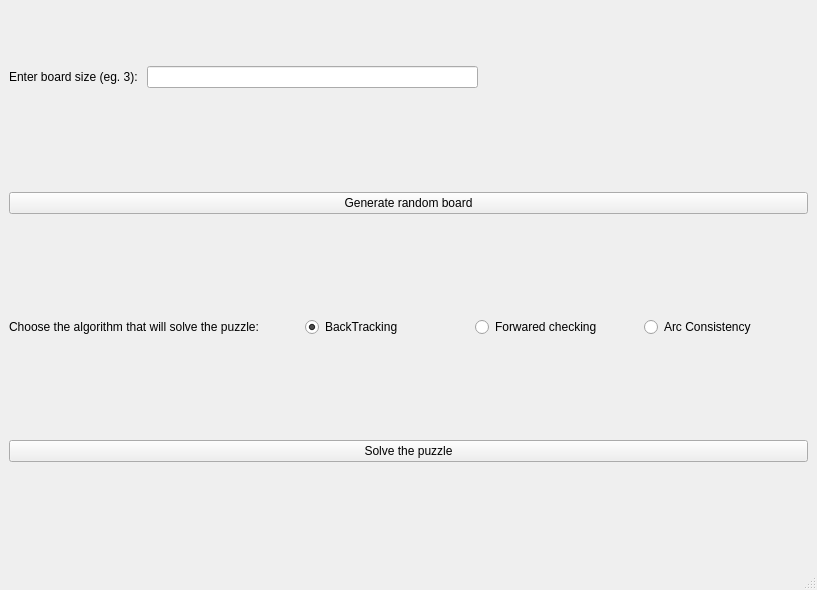
First picture: the form in ui.ui, repository ZiadAlMoqamar/kenken-game, before the edit.
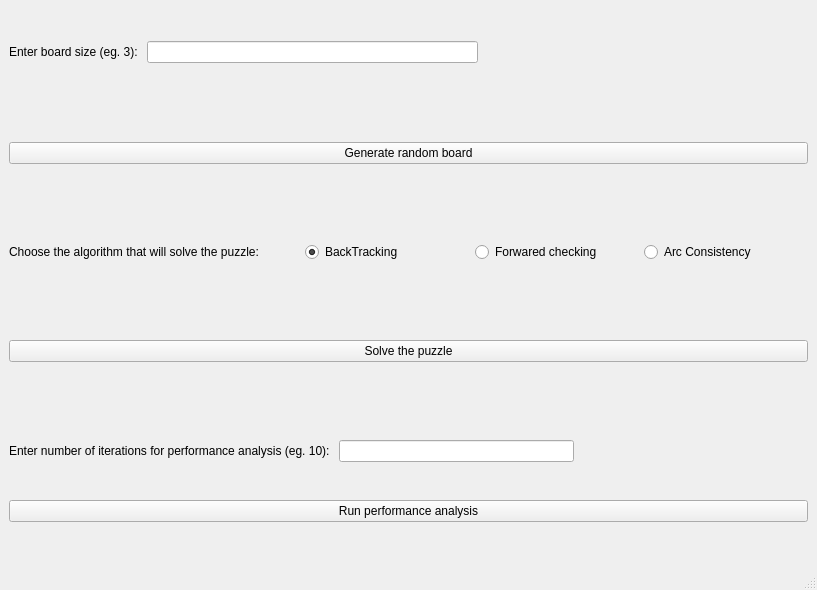
Second picture: the form after the edit.

Commit message: Drawing performance analysis line edit

Diff of the .ui file:
```diff
--- a/ui.ui
+++ b/ui.ui
@@ -100,6 +100,40 @@
         </property>
        </spacer>
       </item>
+      <item row="9" column="0">
+       <layout class="QHBoxLayout" name="performanceAnalysisHorizontalLayout">
+        <item>
+         <widget class="QLabel" name="enterNumberOfIterationsLabel">
+          <property name="text">
+           <string>Enter number of iterations for performance analysis (eg. 10): </string>
+          </property>
+         </widget>
+        </item>
+        <item>
+         <widget class="QLineEdit" name="numberOfIterationsLineEdit"/>
+        </item>
+        <item>
+         <spacer name="horizontalSpacer_3">
+          <property name="orientation">
+           <enum>Qt::Horizontal</enum>
+          </property>
+          <property name="sizeHint" stdset="0">
+           <size>
+            <width>40</width>
+            <height>20</height>
+           </size>
+          </property>
+         </spacer>
+        </item>
+       </layout>
+      </item>
+      <item row="10" column="0">
+       <widget class="QPushButton" name="runPerformanceAnalysisPushButton">
+        <property name="text">
+         <string>Run performance analysis</string>
+        </property>
+       </widget>
+      </item>
       <item row="7" column="0">
        <widget class="QPushButton" name="solvePuzzlePushButton">
         <property name="text">
```
Left out of the diff: 154 changed lines with no effect on the pictures. The commit also changes 4 other files.
